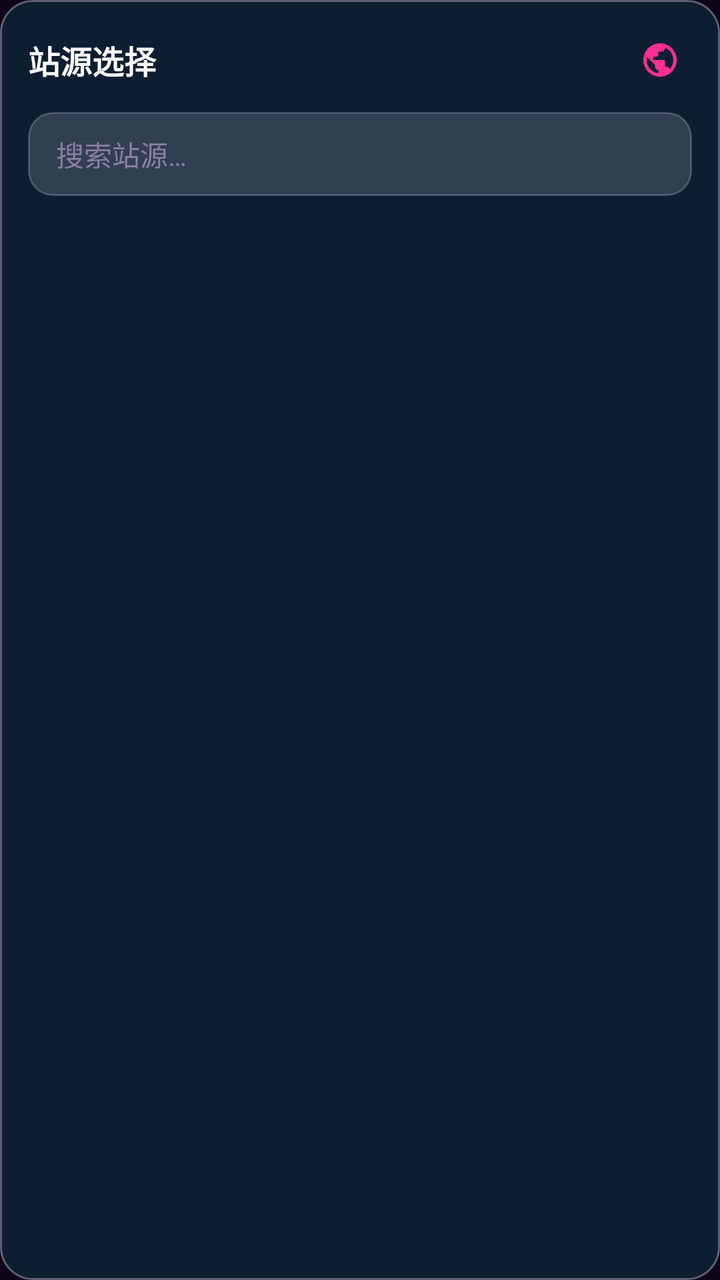
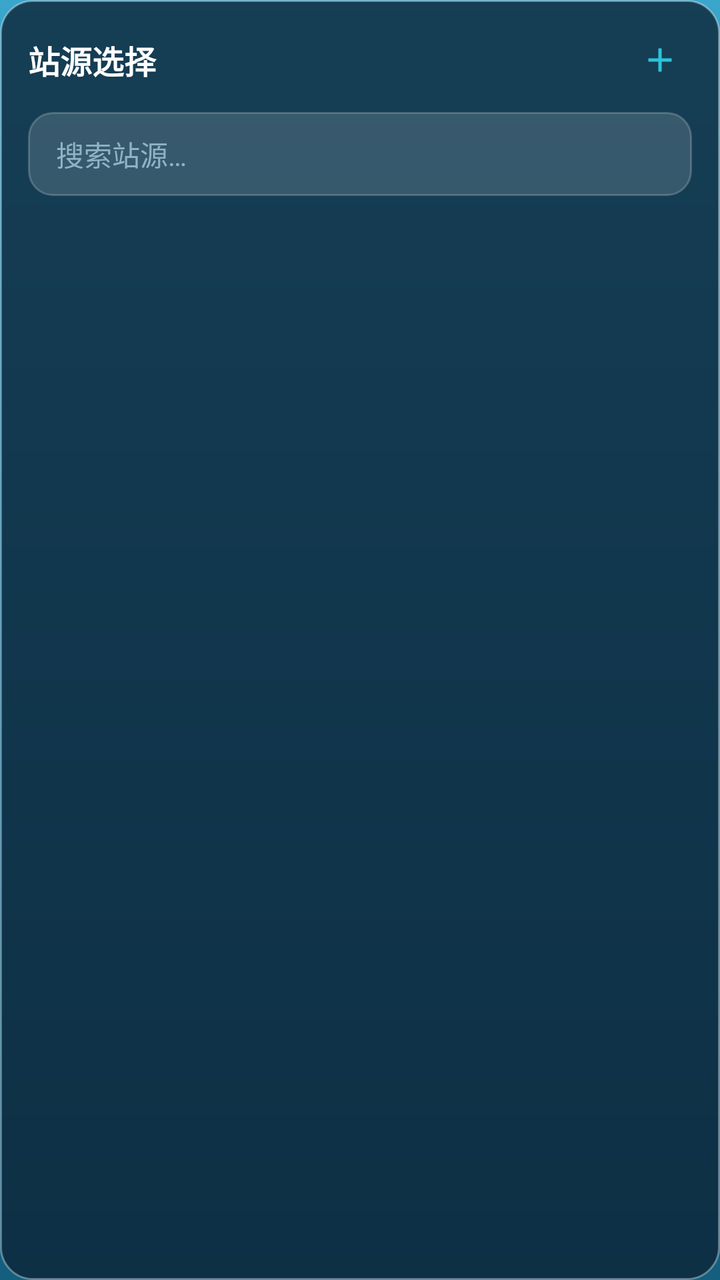

Before-and-after screenshots of an Android layout around one commit, followed by the original layout XML and the change that was made.
<!-- AndroidManifest.xml: application theme AppTheme -->
<!-- res/layout/dialog_source_picker.xml -->
<?xml version="1.0" encoding="utf-8"?>
<LinearLayout xmlns:android="http://schemas.android.com/apk/res/android"
    xmlns:app="http://schemas.android.com/apk/res-auto"
    android:layout_width="match_parent"
    android:layout_height="wrap_content"
    android:background="@drawable/bg_source_picker"
    android:orientation="vertical"
    android:padding="14dp">

    
    <LinearLayout
        android:layout_width="match_parent"
        android:layout_height="wrap_content"
        android:gravity="center_vertical"
        android:orientation="horizontal">

        <TextView
            android:id="@+id/tvPopupTitle"
            android:layout_width="0dp"
            android:layout_height="wrap_content"
            android:layout_weight="1"
            android:text="站源选择"
            android:textColor="@color/text_primary"
            android:textSize="16sp"
            android:textStyle="bold" />

        <TextView
            android:id="@+id/tvSourceCount"
            android:layout_width="wrap_content"
            android:layout_height="wrap_content"
            android:layout_marginEnd="8dp"
            android:textColor="@color/text_secondary"
            android:textSize="12sp" />

        <ImageView
            android:id="@+id/btnManageSource"
            android:layout_width="32dp"
            android:layout_height="32dp"
            android:background="?attr/selectableItemBackgroundBorderless"
            android:contentDescription="@string/online_site_title"
            android:padding="6dp"
            android:src="@drawable/ic_web"
            app:tint="@color/colorPrimary" />
    </LinearLayout>

    
    <EditText
        android:id="@+id/etSearch"
        android:layout_width="match_parent"
        android:layout_height="42dp"
        android:layout_marginTop="10dp"
        android:layout_marginBottom="10dp"
        android:background="@drawable/bg_search_input"
        android:hint="搜索站源…"
        android:paddingStart="14dp"
        android:paddingEnd="14dp"
        android:singleLine="true"
        android:textColor="@color/text_primary"
        android:textColorHint="@color/text_hint"
        android:textSize="14sp" />

    
    <HorizontalScrollView
        android:layout_width="match_parent"
        android:layout_height="wrap_content"
        android:scrollbars="none">

        <LinearLayout
            android:id="@+id/chipContainer"
            android:layout_width="wrap_content"
            android:layout_height="wrap_content"
            android:orientation="horizontal" />
    </HorizontalScrollView>

    
    <androidx.recyclerview.widget.RecyclerView
        android:id="@+id/rvSource"
        android:layout_width="match_parent"
        android:layout_height="wrap_content"
        android:layout_marginTop="10dp"
        android:clipToPadding="false"
        android:maxHeight="400dp"
        android:paddingBottom="4dp"
        android:scrollbars="none" />

    
    <LinearLayout
        android:id="@+id/popupEmpty"
        android:layout_width="match_parent"
        android:layout_height="wrap_content"
        android:layout_marginTop="16dp"
        android:layout_marginBottom="8dp"
        android:gravity="center_horizontal"
        android:orientation="vertical"
        android:visibility="gone">

        <TextView
            android:id="@+id/tvPopupEmpty"
            android:layout_width="wrap_content"
            android:layout_height="wrap_content"
            android:gravity="center"
            android:textColor="@color/text_secondary"
            android:textSize="14sp" />

        <Button
            android:id="@+id/btnPopupImport"
            android:layout_width="wrap_content"
            android:layout_height="wrap_content"
            android:layout_marginTop="12dp"
            android:text="去导入" />
    </LinearLayout>

</LinearLayout>
<!-- resources referenced by this layout -->
<resources>
  <color name="colorPrimary">#FF2E93</color>
  <color name="text_hint">#8A7FA3</color>
  <color name="text_primary">#FFFFFF</color>
  <color name="text_secondary">#B9A8D6</color>
  <!-- drawable bg_search_input (drawable) -->
  <?xml version="1.0" encoding="utf-8"?>
  <shape xmlns:android="http://schemas.android.com/apk/res/android"
      android:shape="rectangle">
      <solid android:color="#26FFFFFF" />
      <corners android:radius="12dp" />
      <stroke
          android:width="1dp"
          android:color="#33FFFFFF" />
  </shape>
  <!-- drawable bg_source_picker (drawable) -->
  <?xml version="1.0" encoding="utf-8"?>
  <shape xmlns:android="http://schemas.android.com/apk/res/android"
      android:shape="rectangle">
      <solid android:color="#CC0D2538" />
      <corners android:radius="16dp" />
      <stroke
          android:width="1dp"
          android:color="#55FFFFFF" />
  </shape>
  <!-- drawable ic_web (drawable) -->
  <?xml version="1.0" encoding="utf-8"?>
  <vector xmlns:android="http://schemas.android.com/apk/res/android"
      android:width="24dp"
      android:height="24dp"
      android:viewportWidth="24"
      android:viewportHeight="24">
      <path
          android:fillColor="#FFFFFF"
          android:pathData="M12,2C6.48,2 2,6.48 2,12s4.48,10 10,10 10,-4.48 10,-10S17.52,2 12,2zM11,19.93c-3.95,-0.49 -7,-3.85 -7,-7.93 0,-0.62 0.08,-1.21 0.21,-1.79L9,15v1c0,1.1 0.9,2 2,2v1.93zM17.9,17.39c-0.26,-0.81 -1,-1.39 -1.9,-1.39h-1v-3c0,-0.55 -0.45,-1 -1,-1H8v-2h2c0.55,0 1,-0.45 1,-1V7h2c1.1,0 2,-0.9 2,-2v-0.41c2.93,1.19 5,4.06 5,7.41 0,2.08 -0.8,3.97 -2.1,5.39z" />
  </vector>
  <string name="online_site_title">在线网站</string>
  <style name="AppTheme" parent="Base.AppTheme" />
  <style name="Base.AppTheme" parent="Theme.Material3.Dark.NoActionBar">
          <item name="colorPrimary">@color/colorPrimary</item>
          <item name="colorOnPrimary">@color/colorOnPrimary</item>
          <item name="colorPrimaryVariant">@color/colorPrimaryVariant</item>
          <item name="android:statusBarColor">@android:color/transparent</item>
          <item name="android:navigationBarColor">@android:color/transparent</item>
          <item name="android:windowBackground">@color/bg_dark</item>
          <item name="android:windowDrawsSystemBarBackgrounds">true</item>
          <item name="android:forceDarkAllowed">false</item>
      </style>
  <color name="colorOnPrimary">#FFFFFF</color>
  <color name="colorPrimaryVariant">#C2187A</color>
  <color name="bg_dark">#0D0518</color>
</resources>

<!-- the commit's change to res/layout/dialog_source_picker.xml (unified diff, before → after) -->
@@ -15,7 +15,6 @@
         android:orientation="horizontal">
 
         <TextView
-            android:id="@+id/tvPopupTitle"
             android:layout_width="0dp"
             android:layout_height="wrap_content"
             android:layout_weight="1"
@@ -37,9 +36,8 @@
             android:layout_width="32dp"
             android:layout_height="32dp"
             android:background="?attr/selectableItemBackgroundBorderless"
-            android:contentDescription="@string/online_site_title"
             android:padding="6dp"
-            android:src="@drawable/ic_web"
+            android:src="@drawable/ic_add"
             app:tint="@color/colorPrimary" />
     </LinearLayout>
 
@@ -83,31 +81,4 @@
         android:paddingBottom="4dp"
         android:scrollbars="none" />
 
-    
-    <LinearLayout
-        android:id="@+id/popupEmpty"
-        android:layout_width="match_parent"
-        android:layout_height="wrap_content"
-        android:layout_marginTop="16dp"
-        android:layout_marginBottom="8dp"
-        android:gravity="center_horizontal"
-        android:orientation="vertical"
-        android:visibility="gone">
-
-        <TextView
-            android:id="@+id/tvPopupEmpty"
-            android:layout_width="wrap_content"
-            android:layout_height="wrap_content"
-            android:gravity="center"
-            android:textColor="@color/text_secondary"
-            android:textSize="14sp" />
-
-        <Button
-            android:id="@+id/btnPopupImport"
-            android:layout_width="wrap_content"
-            android:layout_height="wrap_content"
-            android:layout_marginTop="12dp"
-            android:text="去导入" />
-    </LinearLayout>
-
 </LinearLayout>
<!-- resource entries referenced after the edit -->
@@ -1,9 +1,9 @@
 <!-- resources referenced by this layout -->
 <resources>
-  <color name="colorPrimary">#FF2E93</color>
-  <color name="text_hint">#8A7FA3</color>
+  <color name="colorPrimary">#2BC4D8</color>
+  <color name="text_hint">#8FB4C4</color>
   <color name="text_primary">#FFFFFF</color>
-  <color name="text_secondary">#B9A8D6</color>
+  <color name="text_secondary">#C4DEE9</color>
   <!-- drawable bg_search_input (drawable) -->
   <?xml version="1.0" encoding="utf-8"?>
   <shape xmlns:android="http://schemas.android.com/apk/res/android"
@@ -24,7 +24,7 @@
           android:width="1dp"
           android:color="#55FFFFFF" />
   </shape>
-  <!-- drawable ic_web (drawable) -->
+  <!-- drawable ic_add (drawable) -->
   <?xml version="1.0" encoding="utf-8"?>
   <vector xmlns:android="http://schemas.android.com/apk/res/android"
       android:width="24dp"
@@ -33,9 +33,8 @@
       android:viewportHeight="24">
       <path
           android:fillColor="#FFFFFF"
-          android:pathData="M12,2C6.48,2 2,6.48 2,12s4.48,10 10,10 10,-4.48 10,-10S17.52,2 12,2zM11,19.93c-3.95,-0.49 -7,-3.85 -7,-7.93 0,-0.62 0.08,-1.21 0.21,-1.79L9,15v1c0,1.1 0.9,2 2,2v1.93zM17.9,17.39c-0.26,-0.81 -1,-1.39 -1.9,-1.39h-1v-3c0,-0.55 -0.45,-1 -1,-1H8v-2h2c0.55,0 1,-0.45 1,-1V7h2c1.1,0 2,-0.9 2,-2v-0.41c2.93,1.19 5,4.06 5,7.41 0,2.08 -0.8,3.97 -2.1,5.39z" />
+          android:pathData="M19,13h-6v6h-2v-6H5v-2h6V5h2v6h6v2z" />
   </vector>
-  <string name="online_site_title">在线网站</string>
   <style name="AppTheme" parent="Base.AppTheme" />
   <style name="Base.AppTheme" parent="Theme.Material3.Dark.NoActionBar">
           <item name="colorPrimary">@color/colorPrimary</item>
@@ -43,12 +42,25 @@
           <item name="colorPrimaryVariant">@color/colorPrimaryVariant</item>
           <item name="android:statusBarColor">@android:color/transparent</item>
           <item name="android:navigationBarColor">@android:color/transparent</item>
-          <item name="android:windowBackground">@color/bg_dark</item>
+          <item name="android:windowBackground">@drawable/bg_main_gradient</item>
           <item name="android:windowDrawsSystemBarBackgrounds">true</item>
           <item name="android:forceDarkAllowed">false</item>
       </style>
-  <color name="colorOnPrimary">#FFFFFF</color>
-  <color name="colorPrimaryVariant">#C2187A</color>
-  <color name="bg_dark">#0D0518</color>
+  <color name="colorOnPrimary">#06202A</color>
+  <color name="colorPrimaryVariant">#1FA7BC</color>
+  <!-- drawable bg_main_gradient (drawable) -->
+  <?xml version="1.0" encoding="utf-8"?>
+  <shape xmlns:android="http://schemas.android.com/apk/res/android"
+      android:shape="rectangle">
+      <gradient
+          android:angle="270"
+          android:startColor="@color/gradient_top"
+          android:centerColor="@color/gradient_mid"
+          android:endColor="@color/gradient_bottom"
+          android:type="linear" />
+  </shape>
+  <color name="gradient_top">#3AA6CC</color>
+  <color name="gradient_mid">#227FA6</color>
+  <color name="gradient_bottom">#145E7E</color>
 </resources>
 
